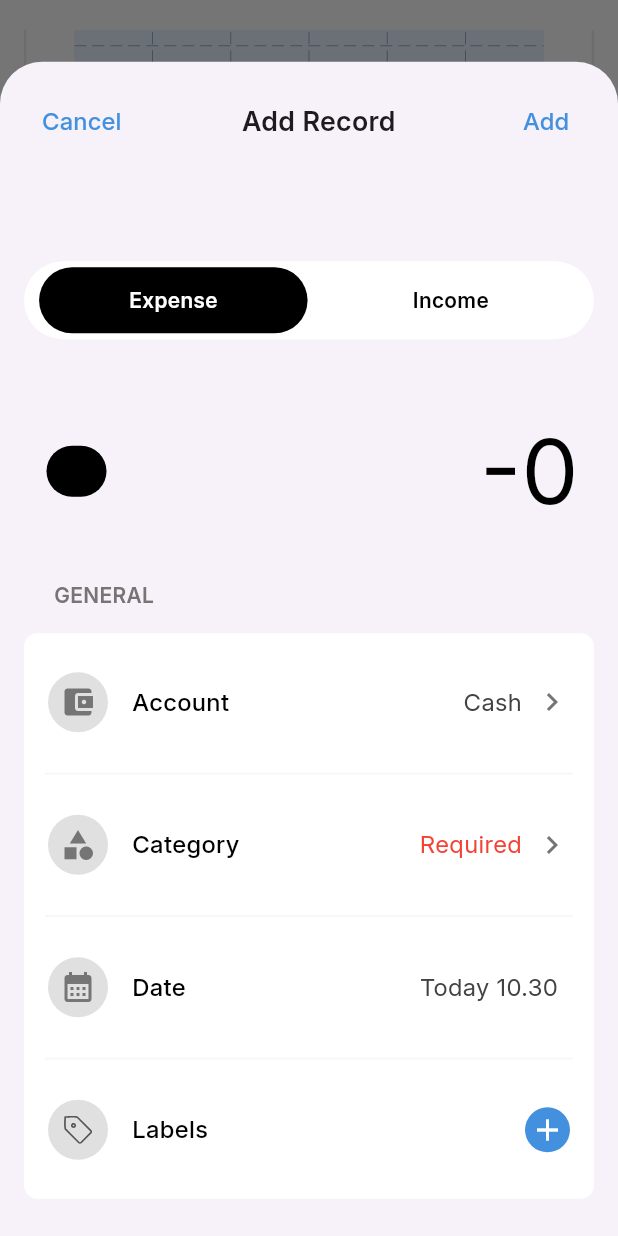
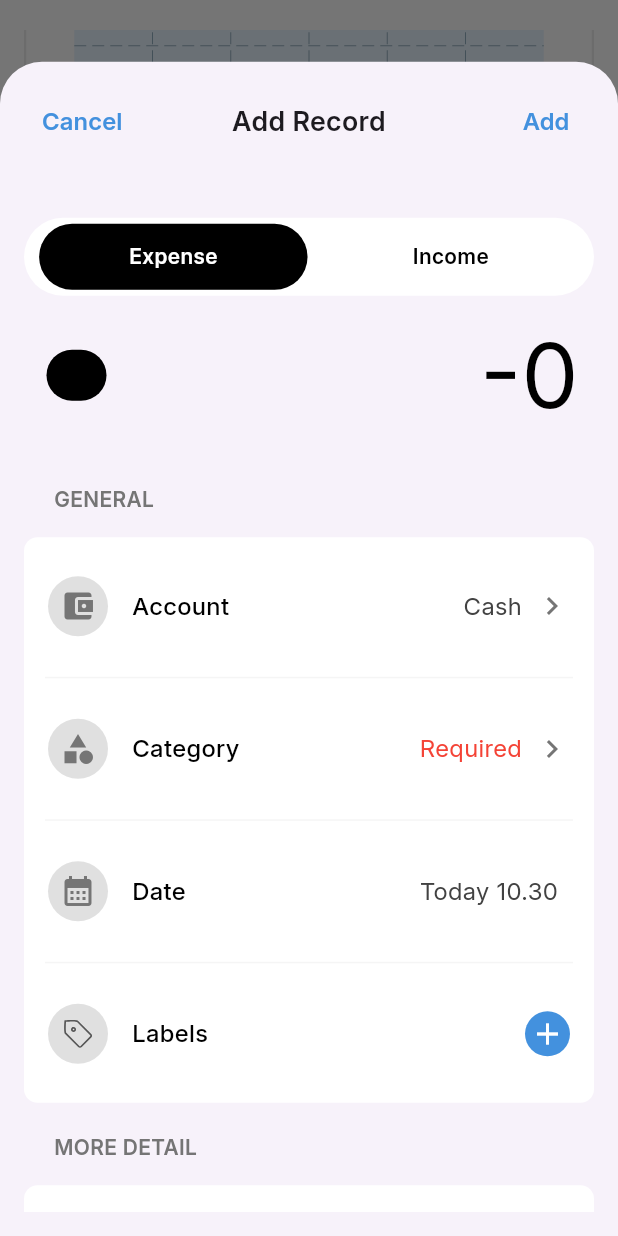
Before and after one commit to RivaldoPardede/Expenser-Mobile, a Flutter app: the MainScreen screen opened directly, scrolled down 406 dp, after a tap on the "add" icon, on a phone screen of 412 x 824 dp. Run offline on Flutter 3.47's test engine with Material 3 defaults, Android fonts, the phone set to English and light mode, and no system bars; drawn by our look-alikes of fl_chart; our stand-ins replace cloud_firestore, firebase_auth, firebase_core, flutter_svg, google_sign_in; missing offline and left inert: currency_picker, currency_textfield; accounts and stored records are empty; generated files the repository leaves out were written again.

Commit message:
feat: added change account modal in record_page, fix modal_header for customizability

```diff
--- a/lib/views/common/modal_header.dart
+++ b/lib/views/common/modal_header.dart
@@ -3,45 +3,67 @@ import 'package:flutter/material.dart';
 
 class ModalHeader extends StatelessWidget {
   final String title;
+  final String cancelText;
+  final String? addText;
+  final bool isleadingIcon;
   final VoidCallback onCancel;
-  final VoidCallback onAdd;
+  final VoidCallback? onAdd;
 
   const ModalHeader({
     super.key,
     required this.title,
+    required this.cancelText,
+    this.addText,
+    required this.isleadingIcon,
     required this.onCancel,
-    required this.onAdd,
+    this.onAdd,
   });
 
   @override
   Widget build(BuildContext context) {
-    return Row(
-      mainAxisAlignment: MainAxisAlignment.spaceBetween,
+    return Stack(
+      alignment: Alignment.center,
       children: [
-        TextButton(
+        // Tombol Cancel di sisi kiri
+        Align(
+          alignment: Alignment.centerLeft,
+          child: TextButton.icon(
             onPressed: onCancel,
-          child: Text(
-            "Cancel",
+            icon: isleadingIcon ? Icon(Icons.arrow_back, color: blue,) : null,
+            label: Text(
+              cancelText,
               style: TextStyle(
                 color: blue,
                 fontSize: 16,
+                fontWeight: FontWeight.w700,
               ),
             ),
           ),
-        Text(
+        ),
+        // Judul di tengah
+        Center(
+          child: Text(
             title,
+            textAlign: TextAlign.center,
             style: const TextStyle(
               fontSize: 18,
               fontWeight: FontWeight.bold,
             ),
           ),
-        TextButton(
+        ),
+        // Tombol Add di sisi kanan
+        if (addText != null)
+          Align(
+            alignment: Alignment.centerRight,
+            child: TextButton(
               onPressed: onAdd,
               child: Text(
-            "Add",
+                addText!,
                 style: TextStyle(
                   color: blue,
                   fontSize: 16,
+                  fontWeight: FontWeight.w700,
+                ),
               ),
             ),
           ),
--- a/lib/views/navigation/main_screen.dart
+++ b/lib/views/navigation/main_screen.dart
@@ -60,9 +60,9 @@ class _MainScreenState extends State<MainScreen> {
             context: context,
             isScrollControlled: true,
             constraints: BoxConstraints(
-              maxHeight: MediaQuery.of(context).size.height * 0.95, // Maksimum 80% dari tinggi layar
+              maxHeight: MediaQuery.of(context).size.height * 0.95,
             ),
-            builder: (context) => RecordPage(),
+            builder: (context) => const RecordPage(),
           ),
           backgroundColor: const Color(0xFF5B9EE1),
           elevation: 5,
--- /dev/null
+++ b/lib/views/record/change_account.dart
@@ -0,0 +1,43 @@
+import 'package:final_project/views/common/modal_header.dart';
+import 'package:flutter/material.dart';
+
+class ChangeAccount extends StatefulWidget {
+  const ChangeAccount({super.key});
+
+  @override
+  State<ChangeAccount> createState() => _ChangeAccountState();
+}
+
+class _ChangeAccountState extends State<ChangeAccount> {
+  @override
+  Widget build(BuildContext context) {
+    return Padding(
+      padding: EdgeInsets.only(
+        left: 16,
+        right: 16,
+        top: 16,
+        bottom: MediaQuery.of(context).viewInsets.bottom + 16,
+      ),
+      child: SingleChildScrollView(
+        child: Column(
+          crossAxisAlignment: CrossAxisAlignment.start,
+          children: [
+            ModalHeader(
+              title: "",
+              cancelText: "Add Record",
+              isleadingIcon: true,
+              onCancel: () {
+                Navigator.pop(context);
+              },
+            ),
+            Divider(
+              height: 3,
+              color: Colors.grey[300],
+            ),
+            SizedBox(height: 35,)
+          ],
+        ),
+      ),
+    );
+  }
+}
--- a/lib/views/record/record_page.dart
+++ b/lib/views/record/record_page.dart
@@ -3,6 +3,7 @@ import 'package:final_project/views/common/modal_header.dart';
 import 'package:final_project/views/common/modal_input_amount.dart';
 import 'package:final_project/views/common/modal_toggle_selector.dart';
 import 'package:final_project/views/common/custom_list_tile.dart';
+import 'package:final_project/views/record/change_account.dart';
 import 'package:flutter/material.dart';
 import 'package:flutter_svg/flutter_svg.dart';
 import 'package:intl/intl.dart';
@@ -72,6 +73,9 @@ class _RecordPageState extends State<RecordPage> {
           children: [
             ModalHeader(
               title: "Add Record",
+              cancelText: "Cancel",
+              addText: "Add",
+              isleadingIcon: false,
               onCancel: () {
                 Navigator.pop(context);
               },
@@ -80,7 +84,7 @@ class _RecordPageState extends State<RecordPage> {
                 Navigator.pop(context);
               },
             ),
-            const SizedBox(height: 69,),
+            const SizedBox(height: 40,),
             ModalToggleSelector(
               selectedOption: transactionType,
               options: ["Expense", "Income"],
@@ -95,7 +99,6 @@ class _RecordPageState extends State<RecordPage> {
                 });
               },
             ),
-            const SizedBox(height: 35,),
             ModalInputAmount(
               currencyCode: userCurrencyCode,
               transactionType: transactionType,
@@ -121,16 +124,22 @@ class _RecordPageState extends State<RecordPage> {
               child: Column(
                 children: [
                   const SizedBox(height: 14,),
-                  CustomListTile(  // Menggunakan CustomListTile
+                  CustomListTile(
                     icon: Icon(
                       Icons.account_balance_wallet,
                       color: Colors.grey[600],
                     ),
                     title: 'Account',
                     value: account,
-                    onTap: () {
-
-                    },
+                    onTap: () => showModalBottomSheet(
+                        context: context,
+                        isScrollControlled: true,
+                        constraints: BoxConstraints(
+                          maxHeight: MediaQuery.of(context).size.height * 0.95,
+                          minHeight: MediaQuery.of(context).size.height * 0.95,
+                        ),
+                        builder: (context) => const ChangeAccount(),
+                      ),
                     trailingIcon: Icons.chevron_right,
                   ),
                   const Padding(
@@ -140,7 +149,7 @@ class _RecordPageState extends State<RecordPage> {
                       color: Color(0xffF5F5F5),
                     ),
                   ),
-                  CustomListTile(  // Menggunakan CustomListTile
+                  CustomListTile(
                     icon: Icon(
                       Icons.category,
                       color: Colors.grey[600],
@@ -159,7 +168,7 @@ class _RecordPageState extends State<RecordPage> {
                       color: Color(0xffF5F5F5),
                     ),
                   ),
-                  CustomListTile(  // Menggunakan CustomListTile
+                  CustomListTile(
                     icon: Icon(
                       Icons.calendar_month,
                       color: Colors.grey[600],
@@ -175,7 +184,7 @@ class _RecordPageState extends State<RecordPage> {
                       color: Color(0xffF5F5F5),
                     ),
                   ),
-                  CustomListTile(  // Menggunakan CustomListTile
+                  CustomListTile(
                     icon: SvgPicture.asset(
                       "images/modal/labels.svg",
                       width: 20,
@@ -213,7 +222,7 @@ class _RecordPageState extends State<RecordPage> {
               child: Column(
                 children: [
                   const SizedBox(height: 14,),
-                  CustomListTile(  // Menggunakan CustomListTile
+                  CustomListTile(
                     icon: SvgPicture.asset(
                       "images/modal/payment_type.svg",
                       width: 20,
@@ -234,7 +243,7 @@ class _RecordPageState extends State<RecordPage> {
                       color: Color(0xffF5F5F5),
                     ),
                   ),
-                  CustomListTile(  // Menggunakan CustomListTile
+                  CustomListTile(
                     icon: Icon(
                       Icons.person,
                       color: Colors.grey[600],
@@ -253,7 +262,7 @@ class _RecordPageState extends State<RecordPage> {
                       color: Color(0xffF5F5F5),
                     ),
                   ),
-                  CustomListTile(  // Menggunakan CustomListTile
+                  CustomListTile(
                     icon: Icon(
                       Icons.location_on,
                       color: Colors.grey[600],
@@ -272,7 +281,7 @@ class _RecordPageState extends State<RecordPage> {
                       color: Color(0xffF5F5F5),
                     ),
                   ),
-                  CustomListTile(  // Menggunakan CustomListTile
+                  CustomListTile(
                     icon: Icon(
                       Icons.photo_camera,
                       color: Colors.grey[600],
@@ -291,7 +300,7 @@ class _RecordPageState extends State<RecordPage> {
                       color: Color(0xffF5F5F5),
                     ),
                   ),
-                  CustomListTile(  // Menggunakan CustomListTile
+                  CustomListTile(
                     icon: SvgPicture.asset(
                       "images/modal/note.svg",
                       width: 20,
```
Lines whose indentation alone changed are shown as unchanged.
